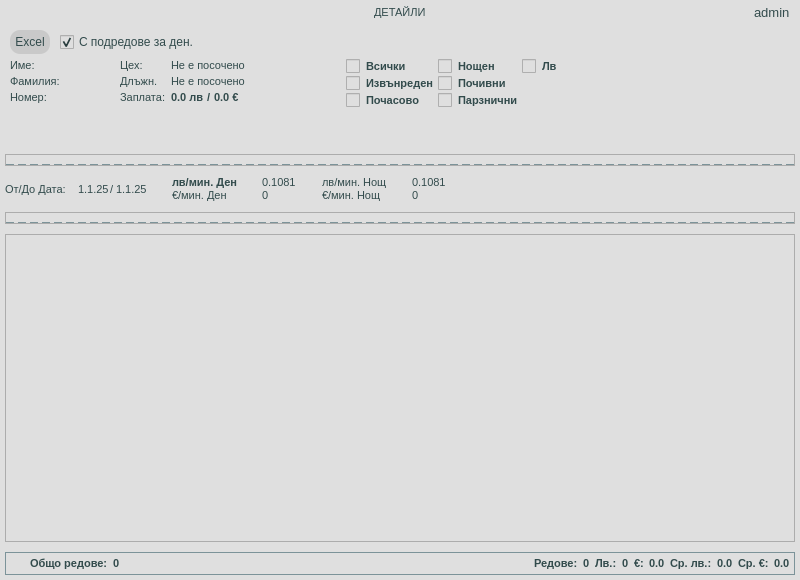
The window that app/ui/widgets/customPaymentsDetailsWidget.ui (DevilPhp/WorkSalary.v01) describes before a commit, drawn with Qt 5.
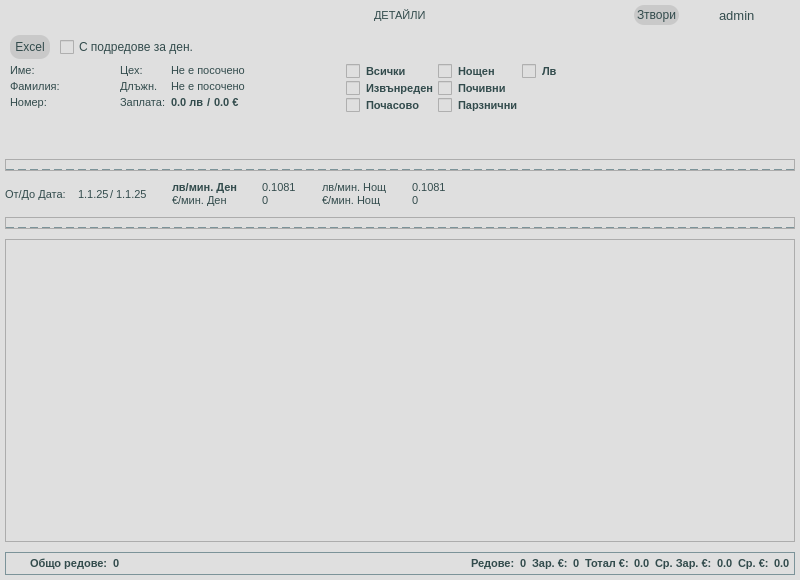
The same window after the commit. Icons and pictures are not drawn.

Diff of the .ui file:
```diff
--- a/app/ui/widgets/customPaymentsDetailsWidget.ui
+++ b/app/ui/widgets/customPaymentsDetailsWidget.ui
@@ -185,6 +185,67 @@
           </widget>
          </item>
          <item alignment="Qt::AlignRight">
+          <widget class="QWidget" name="widget_12" native="true">
+           <layout class="QHBoxLayout" name="horizontalLayout_7">
+            <property name="spacing">
+             <number>5</number>
+            </property>
+            <property name="leftMargin">
+             <number>0</number>
+            </property>
+            <property name="topMargin">
+             <number>0</number>
+            </property>
+            <property name="rightMargin">
+             <number>0</number>
+            </property>
+            <property name="bottomMargin">
+             <number>0</number>
+            </property>
+            <item>
+             <widget class="QWidget" name="widget_13" native="true">
+              <layout class="QHBoxLayout" name="horizontalLayout_10">
+               <property name="spacing">
+                <number>0</number>
+               </property>
+               <property name="leftMargin">
+                <number>0</number>
+               </property>
+               <property name="topMargin">
+                <number>0</number>
+               </property>
+               <property name="rightMargin">
+                <number>0</number>
+               </property>
+               <property name="bottomMargin">
+                <number>0</number>
+               </property>
+               <item>
+                <widget class="QPushButton" name="closeBtn">
+                 <property name="styleSheet">
+                  <string notr="true">* {
+	padding: 3px;
+}</string>
+                 </property>
+                 <property name="text">
+                  <string>Зтвори</string>
+                 </property>
+                 <property name="icon">
+                  <iconset resource="../../../resources.qrc">
+                   <normaloff>:/icons/app/assets/icons/Close-Square--Streamline-Solar-Broken.svg</normaloff>:/icons/app/assets/icons/Close-Square--Streamline-Solar-Broken.svg</iconset>
+                 </property>
+                 <property name="iconSize">
+                  <size>
+                   <width>20</width>
+                   <height>20</height>
+                  </size>
+                 </property>
+                </widget>
+               </item>
+              </layout>
+             </widget>
+            </item>
+            <item>
           <widget class="QWidget" name="userHolder" native="true">
            <layout class="QHBoxLayout" name="horizontalLayout_3">
             <property name="spacing">
@@ -202,23 +263,6 @@
             <property name="bottomMargin">
              <number>0</number>
             </property>
-            <item>
-             <widget class="QPushButton" name="logoutBtn">
-              <property name="text">
-               <string/>
-              </property>
-              <property name="icon">
-               <iconset resource="../../../resources.qrc">
-                <normaloff>:/icons/app/assets/icons/Log-Out--Streamline-Feather.svg</normaloff>:/icons/app/assets/icons/Log-Out--Streamline-Feather.svg</iconset>
-              </property>
-              <property name="iconSize">
-               <size>
-                <width>18</width>
-                <height>18</height>
-               </size>
-              </property>
-             </widget>
-            </item>
             <item>
              <widget class="QPushButton" name="userIcon">
               <property name="focusPolicy">
@@ -246,6 +290,26 @@
               </property>
              </widget>
             </item>
+               <item>
+                <widget class="QPushButton" name="logoutBtn">
+                 <property name="text">
+                  <string/>
+                 </property>
+                 <property name="icon">
+                  <iconset resource="../../../resources.qrc">
+                   <normaloff>:/icons/app/assets/icons/Log-Out--Streamline-Feather.svg</normaloff>:/icons/app/assets/icons/Log-Out--Streamline-Feather.svg</iconset>
+                 </property>
+                 <property name="iconSize">
+                  <size>
+                   <width>18</width>
+                   <height>18</height>
+                  </size>
+                 </property>
+                </widget>
+               </item>
+              </layout>
+             </widget>
+            </item>
            </layout>
           </widget>
          </item>
@@ -313,7 +377,7 @@
                <string>С подредове за ден.</string>
               </property>
               <property name="checked">
-               <bool>true</bool>
+               <bool>false</bool>
               </property>
              </widget>
             </item>
@@ -960,7 +1024,7 @@
         <x>0</x>
         <y>0</y>
         <width>788</width>
-        <height>285</height>
+        <height>279</height>
        </rect>
       </property>
       <layout class="QVBoxLayout" name="verticalLayout_12">
@@ -1185,7 +1249,7 @@
             <item>
              <widget class="QLabel" name="label_38">
               <property name="text">
-               <string>Лв.:</string>
+               <string>Зар. €:</string>
               </property>
              </widget>
             </item>
@@ -1226,7 +1290,7 @@
             <item>
              <widget class="QLabel" name="label_37">
               <property name="text">
-               <string>€:</string>
+               <string>Тотал €:</string>
               </property>
              </widget>
             </item>
@@ -1267,7 +1331,7 @@
             <item>
              <widget class="QLabel" name="label_39">
               <property name="text">
-               <string>Ср. лв.:</string>
+               <string>Ср. Зар. €:</string>
               </property>
              </widget>
             </item>
```
Left out of the diff: 6 changed lines with no effect on the pictures. Lines whose indentation alone changed are shown as unchanged.
